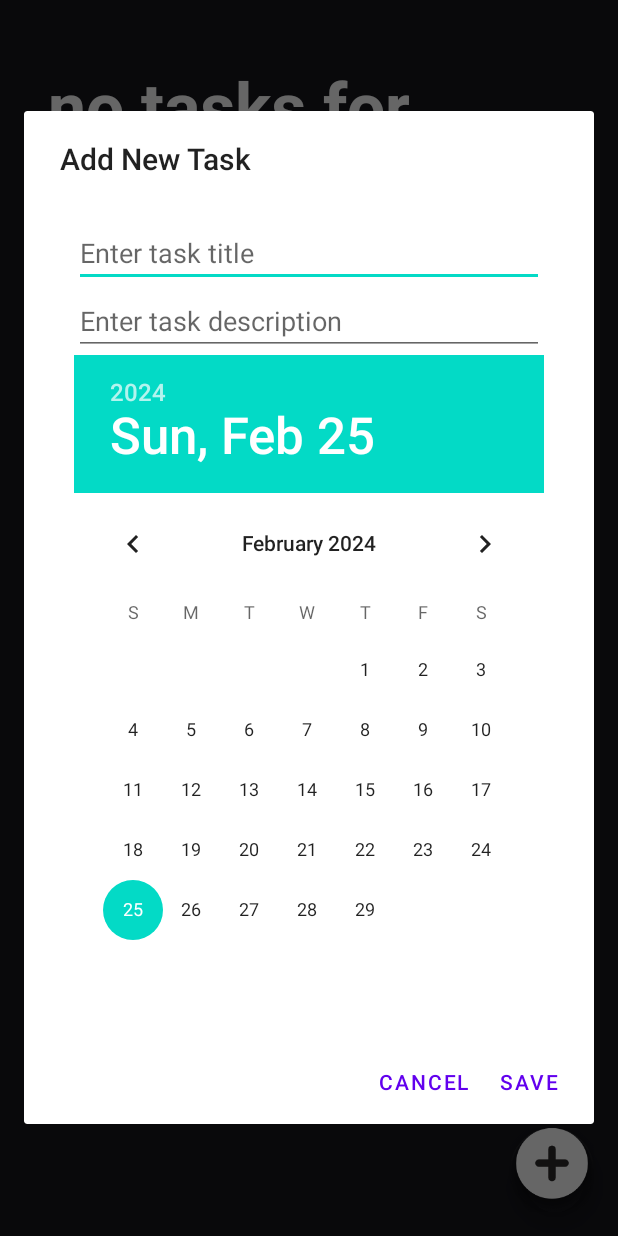
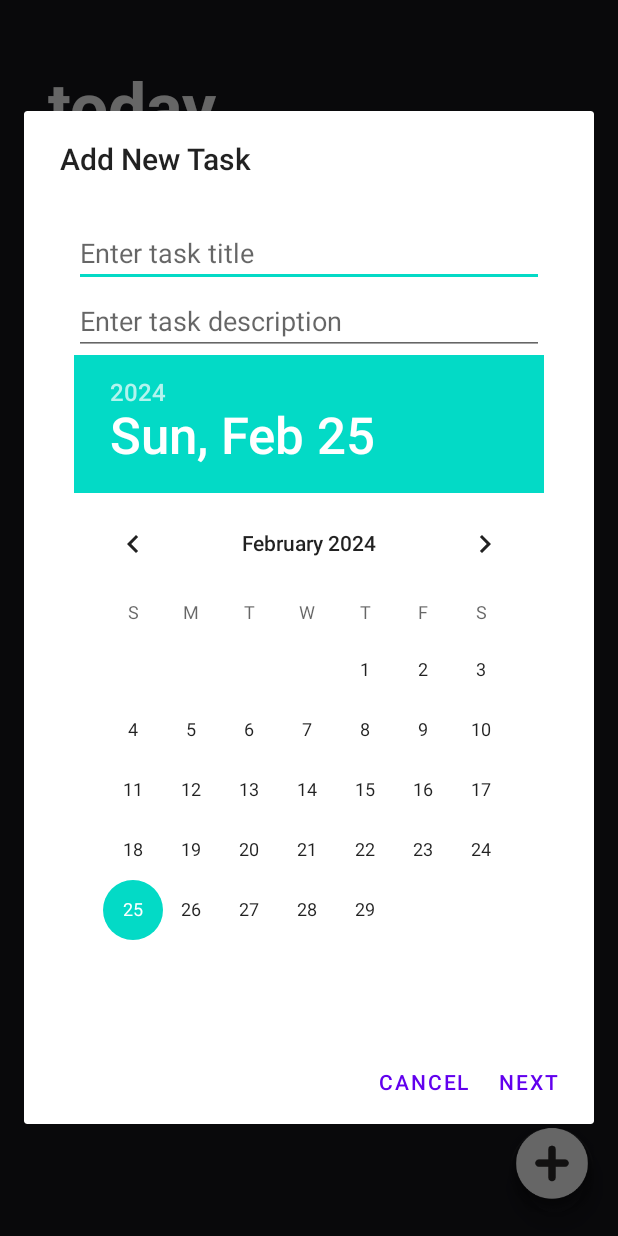
Before and after one commit to Aritszu/ToDoListApp, an Android app built with Jetpack Compose: the screen it shows after launch (MainActivity), after a tap on "Add new task", on a phone screen of 412 x 824 dp. Run offline under Robolectric (Android 15) with nearby library versions, the phone set to English and light mode, and no system bars.

Commit message:
Added Date to Headers, and setting time

```diff
--- a/app/src/main/java/com/example/todolistapp/MainActivity.kt
+++ b/app/src/main/java/com/example/todolistapp/MainActivity.kt
@@ -1,9 +1,11 @@
 package com.example.todolistapp
 
+import android.app.TimePickerDialog
 import android.os.Bundle
 import android.widget.DatePicker
 import android.widget.EditText
 import android.widget.LinearLayout
+import android.widget.TimePicker
 import androidx.appcompat.app.AlertDialog
 import androidx.appcompat.app.AppCompatActivity
 import androidx.recyclerview.widget.ItemTouchHelper
@@ -11,6 +13,8 @@ import androidx.recyclerview.widget.LinearLayoutManager
 import androidx.recyclerview.widget.RecyclerView
 import com.google.android.material.floatingactionbutton.FloatingActionButton
 import java.util.*
+
+
 
 class MainActivity : AppCompatActivity() {
 
@@ -77,28 +81,21 @@ class MainActivity : AppCompatActivity() {
 
 
     private fun prepareData() {
-        val todayTasks = dbHelper.getTodayTasks() // Fetch today's tasks
-        val tomorrowTasks = dbHelper.getTomorrowTasks() // Fetch tomorrow's tasks
+        val todayTasks = dbHelper.getTodayTasks() // Includes "today" header and tasks
+        val tomorrowTasks = dbHelper.getTomorrowTasks() // Includes "tomorrow" header and tasks
 
         val items = mutableListOf<Any>().apply {
-            if (todayTasks.isNotEmpty()) {
-                add(Header("today"))
+            if (todayTasks.size > 1) { // Check if there are tasks besides the header
                 addAll(todayTasks)
-                add(Spacer()) // Add a spacer after today's tasks
             } else {
-                add(Header("no tasks for today"))
+                add(TaskHeader("today", "No tasks for today"))
             }
+            add(Spacer(height = 50)) // Add spacer between sections regardless
 
-            // Add a spacer only if there are tasks for today and tomorrow
-            if (todayTasks.isNotEmpty() && tomorrowTasks.isNotEmpty()) {
-                add(Spacer(height = 50)) // Adjust height as you see fit
-            }
-
-            if (tomorrowTasks.isNotEmpty()) {
-                add(Header("tomorrow"))
+            if (tomorrowTasks.size > 1) { // Check if there are tasks besides the header
                 addAll(tomorrowTasks)
             } else {
-                add(Header("no tasks for tomorrow"))
+                add(TaskHeader("tomorrow", "No tasks for tomorrow"))
             }
         }
 
@@ -125,38 +122,50 @@ class MainActivity : AppCompatActivity() {
         layout.addView(descriptionEditText)
 
         val datePicker = DatePicker(this)
-        if (task != null) {
-            val calendar = Calendar.getInstance().apply { time = task.dueDate }
-            datePicker.updateDate(calendar.get(Calendar.YEAR), calendar.get(Calendar.MONTH), calendar.get(Calendar.DAY_OF_MONTH))
+        layout.addView(datePicker)
+
+        val calendar = Calendar.getInstance()
+        task?.let {
+            calendar.time = it.dueDate
         }
-        layout.addView(datePicker)
+        datePicker.init(calendar.get(Calendar.YEAR), calendar.get(Calendar.MONTH), calendar.get(Calendar.DAY_OF_MONTH), null)
 
         AlertDialog.Builder(this)
             .setTitle(if (task == null) "Add New Task" else "Edit Task")
             .setView(layout)
-            .setPositiveButton("Save") { _, _ ->
-                val title = titleEditText.text.toString()
-                val description = descriptionEditText.text.toString()
-                val calendar = Calendar.getInstance().apply {
-                    set(datePicker.year, datePicker.month, datePicker.dayOfMonth)
-                }
-                val dueDate = calendar.time
+            .setPositiveButton("Next") { dialog, _ ->
+                val year = datePicker.year
+                val month = datePicker.month
+                val day = datePicker.dayOfMonth
+
+                val timeSetListener = TimePickerDialog.OnTimeSetListener { _: TimePicker, hourOfDay: Int, minute: Int ->
+                    calendar.set(Calendar.YEAR, year)
+                    calendar.set(Calendar.MONTH, month)
+                    calendar.set(Calendar.DAY_OF_MONTH, day)
+                    calendar.set(Calendar.HOUR_OF_DAY, hourOfDay)
+                    calendar.set(Calendar.MINUTE, minute)
+
                     val newTask = task?.copy(
-                    title = title,
-                    description = description,
-                    dueDate = dueDate
+                        title = titleEditText.text.toString(),
+                        description = descriptionEditText.text.toString(),
+                        dueDate = calendar.time
                     ) ?: Task(
                         id = 0,
-                    title = title,
-                    description = description,
-                    dueDate = dueDate
+                        title = titleEditText.text.toString(),
+                        description = descriptionEditText.text.toString(),
+                        dueDate = calendar.time
                     )
+
                     if (task == null) {
                         dbHelper.addTask(newTask)
                     } else {
                         dbHelper.updateTask(newTask)
                     }
-                prepareData() // Refresh data after adding/editing a task
+                    prepareData()
+                }
+
+                val timePickerDialog = TimePickerDialog(this, timeSetListener, calendar.get(Calendar.HOUR_OF_DAY), calendar.get(Calendar.MINUTE), false)
+                timePickerDialog.show()
             }
             .setNegativeButton("Cancel", null)
             .show()
--- a/app/src/main/java/com/example/todolistapp/TaskAdapter.kt
+++ b/app/src/main/java/com/example/todolistapp/TaskAdapter.kt
@@ -8,11 +8,11 @@ import android.view.ViewGroup
 import android.widget.ImageView
 import android.widget.TextView
 import androidx.recyclerview.widget.RecyclerView
-import java.util.Date
+import java.text.SimpleDateFormat
 import androidx.core.content.ContextCompat
 import java.util.Locale
+import java.util.Calendar
 
-data class Header(val title: String)
 
 class TaskAdapter(private var items: List<Any>, private val itemClickListener: (Task) -> Unit) : RecyclerView.Adapter<RecyclerView.ViewHolder>() {
 
@@ -24,10 +24,7 @@ class TaskAdapter(private var items: List<Any>, private val itemClickListener: (
         private const val NOT_COMPLETED_COLOR = Color.BLACK
     }
 
-    fun getItems(): List<Any> {
-        return items
-    }
-
+    fun getItems(): List<Any> = items
 
     fun updateItems(newItems: List<Any>) {
         items = newItems
@@ -38,103 +35,86 @@ class TaskAdapter(private var items: List<Any>, private val itemClickListener: (
         val taskTitleTextView: TextView = view.findViewById(R.id.task_title)
         val taskStatusImageView: ImageView = view.findViewById(R.id.task_status)
         val taskDueDateTextView: TextView = view.findViewById(R.id.task_due_date)
-        private val context = view.context // Context to access resources
+        private val context = view.context
 
-        fun bind(task: Task, itemClickListener: (Task) -> Unit, getRemainingTime: (Date) -> String) {
+        fun bind(task: Task, itemClickListener: (Task) -> Unit) {
             taskTitleTextView.text = task.title
-
             if (task.isCompleted) {
-                taskTitleTextView.paintFlags = taskTitleTextView.paintFlags or Paint.STRIKE_THRU_TEXT_FLAG
+                taskTitleTextView.paintFlags =
+                    taskTitleTextView.paintFlags or Paint.STRIKE_THRU_TEXT_FLAG
                 taskTitleTextView.setTextColor(ContextCompat.getColor(context, R.color.gray))
                 taskStatusImageView.setImageResource(R.drawable.component_6__1)
                 taskDueDateTextView.text = "Completed"
                 taskDueDateTextView.setTextColor(ContextCompat.getColor(context, R.color.green))
             } else {
-                taskTitleTextView.paintFlags = taskTitleTextView.paintFlags and Paint.STRIKE_THRU_TEXT_FLAG.inv()
+                taskTitleTextView.paintFlags =
+                    taskTitleTextView.paintFlags and Paint.STRIKE_THRU_TEXT_FLAG.inv()
                 taskTitleTextView.setTextColor(NOT_COMPLETED_COLOR)
                 taskStatusImageView.setImageResource(R.drawable.rectangle_3)
-                taskDueDateTextView.text = getRemainingTime(task.dueDate)
                 taskDueDateTextView.setTextColor(NOT_COMPLETED_COLOR)
-            }
 
-            itemView.setOnClickListener {
-                itemClickListener.invoke(task)
-            }
+                // Determine if the task is currently due
+                val currentTime = Calendar.getInstance().time
+                val timeFormat = SimpleDateFormat("h:mm a", Locale.getDefault())
+                val dueTime = timeFormat.format(task.dueDate)
+                val nowTime = timeFormat.format(currentTime)
+
+                if (dueTime == nowTime) {
+                    taskDueDateTextView.text = "Currently"
+                    taskDueDateTextView.setTextColor(
+                        ContextCompat.getColor(
+                            context,
+                            R.color.blue
+                        )
+                    )
+                } else {
+                    val timeText = "At $dueTime"
+                    taskDueDateTextView.text = timeText
+                    taskDueDateTextView.setTextColor(NOT_COMPLETED_COLOR)
                 }
             }
 
+            itemView.setOnClickListener { itemClickListener(task) }
+        }
+    }
     class HeaderViewHolder(view: View) : RecyclerView.ViewHolder(view) {
         val headerTitleTextView: TextView = view.findViewById(R.id.header_title)
+        val headerDateInfoTextView: TextView = view.findViewById(R.id.header_date_info)
 
-        fun bind(header: Header) {
+        fun bind(header: TaskHeader) {
             headerTitleTextView.text = header.title
+            headerDateInfoTextView.text = header.dateInfo
         }
     }
 
-    override fun onCreateViewHolder(parent: ViewGroup, viewType: Int): RecyclerView.ViewHolder {
-        return when (viewType) {
-            VIEW_TYPE_HEADER -> {
-                val headerView = LayoutInflater.from(parent.context).inflate(R.layout.item_header, parent, false)
-                HeaderViewHolder(headerView)
-            }
-            VIEW_TYPE_TASK, VIEW_TYPE_PLACEHOLDER -> {
-                val taskView = LayoutInflater.from(parent.context).inflate(R.layout.item_task, parent, false)
-                TaskViewHolder(taskView)
-            }
-            VIEW_TYPE_SPACER -> {
-                val spacerView = View(parent.context).apply {
-                    layoutParams = ViewGroup.LayoutParams(ViewGroup.LayoutParams.MATCH_PARENT, 600)
-                }
-                SpacerViewHolder(spacerView)
-            }
+    override fun onCreateViewHolder(parent: ViewGroup, viewType: Int): RecyclerView.ViewHolder = when (viewType) {
+        VIEW_TYPE_HEADER -> HeaderViewHolder(LayoutInflater.from(parent.context).inflate(R.layout.item_header, parent, false))
+        VIEW_TYPE_TASK, VIEW_TYPE_PLACEHOLDER -> TaskViewHolder(LayoutInflater.from(parent.context).inflate(R.layout.item_task, parent, false))
+        VIEW_TYPE_SPACER -> SpacerViewHolder(View(parent.context).apply {
+            layoutParams = ViewGroup.LayoutParams(ViewGroup.LayoutParams.MATCH_PARENT, 50)
+        })
         else -> throw IllegalArgumentException("Invalid view type")
     }
-    }
+
     class SpacerViewHolder(view: View) : RecyclerView.ViewHolder(view) {
         fun bind(spacer: Spacer) {
-            itemView.layoutParams = itemView.layoutParams.apply {
-                height = spacer.height
-            }
+            itemView.layoutParams.height = spacer.height
         }
     }
 
-
-    override fun onBindViewHolder(holder: RecyclerView.ViewHolder, position: Int) {
-        when (val item = items[position]) {
-            is Task -> (holder as TaskViewHolder).bind(item, itemClickListener, ::getRemainingTime)
-            is Header -> (holder as HeaderViewHolder).bind(item)
+    override fun onBindViewHolder(holder: RecyclerView.ViewHolder, position: Int) = when (val item = items[position]) {
+        is Task -> (holder as TaskViewHolder).bind(item, itemClickListener)
+        is TaskHeader -> (holder as HeaderViewHolder).bind(item)
         is Spacer -> (holder as SpacerViewHolder).bind(item)
+        else -> throw IllegalArgumentException("Unknown item type at position $position")
     }
-    }
-
 
     override fun getItemCount(): Int = items.size
 
-    override fun getItemViewType(position: Int): Int {
-        return when (val item = items[position]) {
-            is Header -> VIEW_TYPE_HEADER
+    override fun getItemViewType(position: Int): Int = when (items[position]) {
+        is TaskHeader -> VIEW_TYPE_HEADER
         is Task -> VIEW_TYPE_TASK
         is Spacer -> VIEW_TYPE_SPACER
         else -> throw IllegalArgumentException("Unknown item type at position $position")
     }
 }
-
-    // Moved out of the companion object to be a member function
-    private fun getRemainingTime(dueDate: Date): String {
-        val currentTime = System.currentTimeMillis()
-        val diff = dueDate.time - currentTime
-        val hours = diff / (1000 * 60 * 60) % 24
-        val minutes = diff / (1000 * 60) % 60
-        return String.format(Locale.getDefault(), "%02dhrs %02dmins", hours, minutes)
-    }
-
-    // Method to get a task based on position for use in MainActivity
-    fun getTaskAtPosition(position: Int): Task {
-        val item = items[position]
-        if (item is Task) {
-            return item
-        } else {
-            throw IllegalArgumentException("Item at position $position is not a Task.")
-        }
-    }
-}
--- a/app/src/main/java/com/example/todolistapp/TaskDatabaseHelper.kt
+++ b/app/src/main/java/com/example/todolistapp/TaskDatabaseHelper.kt
@@ -6,6 +6,8 @@ import android.database.sqlite.SQLiteDatabase
 import android.database.sqlite.SQLiteOpenHelper
 import java.text.SimpleDateFormat
 import java.util.*
+import java.util.Locale
+import java.util.Calendar
 
 class TaskDatabaseHelper(context: Context) : SQLiteOpenHelper(context, DATABASE_NAME, null, DATABASE_VERSION) {
 
@@ -66,15 +68,23 @@ class TaskDatabaseHelper(context: Context) : SQLiteOpenHelper(context, DATABASE_
         return tasks
     }
 
-    fun getTodayTasks(): List<Task> {
-        val calendar = Calendar.getInstance()
-        return getTasksForDate(calendar.time)
+    fun getTodayTasks(): List<Any> {
+        val calendarToday = Calendar.getInstance()
+        val tasks = getTasksForDate(calendarToday.time) //
+        val dateFormat = SimpleDateFormat("MMMM dd, yyyy | EEEE", Locale.getDefault())
+        val todayDate = dateFormat.format(calendarToday.time) // Today's date in the required format
+        val header = TaskHeader("today", todayDate)
+        return listOf(header) + tasks // Combine header and tasks into one list
     }
 
-    fun getTomorrowTasks(): List<Task> {
-        val calendar = Calendar.getInstance()
-        calendar.add(Calendar.DAY_OF_YEAR, 1)
-        return getTasksForDate(calendar.time)
+    fun getTomorrowTasks(): List<Any> {
+        val calendarTomorrow = Calendar.getInstance()
+        calendarTomorrow.add(Calendar.DAY_OF_YEAR, 1) // Tomorrow's date
+        val tasks = getTasksForDate(calendarTomorrow.time)
+        val dateFormat = SimpleDateFormat("MMMM dd, yyyy | EEEE", Locale.getDefault())
+        val tomorrowDate = dateFormat.format(calendarTomorrow.time)
+        val header = TaskHeader("tomorrow", tomorrowDate)
+        return listOf(header) + tasks
     }
 
     fun updateTask(task: Task): Int {
--- a/app/src/main/java/com/example/todolistapp/TaskHeader.kt
+++ b/app/src/main/java/com/example/todolistapp/TaskHeader.kt
@@ -1,4 +1,4 @@
 package com.example.todolistapp
 
 // TaskHeader.kt
-data class TaskHeader(val title: String)
+data class TaskHeader(val title: String, val dateInfo: String = "")
--- a/app/src/main/res/layout/item_header.xml
+++ b/app/src/main/res/layout/item_header.xml
@@ -17,6 +17,17 @@
         android:paddingBottom="16dp"
         android:paddingTop="8dp" />
 
+    <TextView
+        android:id="@+id/header_date_info"
+        android:layout_width="match_parent"
+        android:layout_height="wrap_content"
+        android:textAppearance="?attr/textAppearanceListItem"
+        android:paddingTop="4dp"
+        android:textColor="@android:color/white"
+        android:text="Date Info" />
+
+
+
 
     <androidx.recyclerview.widget.RecyclerView
         android:id="@+id/tasks_recycler_view"
--- a/app/src/main/res/values/colors.xml
+++ b/app/src/main/res/values/colors.xml
@@ -10,4 +10,5 @@
     <color name="green">#068F02</color>
     <color name="gray">#757575</color>
     <color name ="bg">#16161C</color>
+    <color name ="blue">#0006C1</color>
 </resources>
```
Also changed, not shown: app/src/main/java/com/example/todolistapp/Task.kt (+2 -5 lines), app/src/main/res/layout/item_task_placeholder.xml (deleted, +0 -7 lines). Lines whose indentation alone changed are shown as unchanged.
